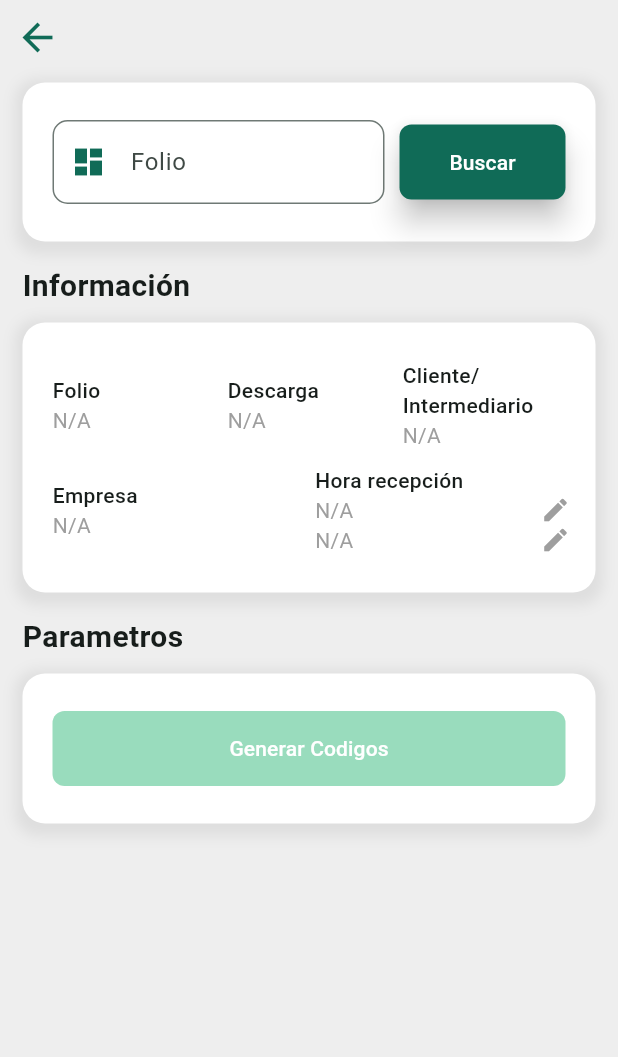
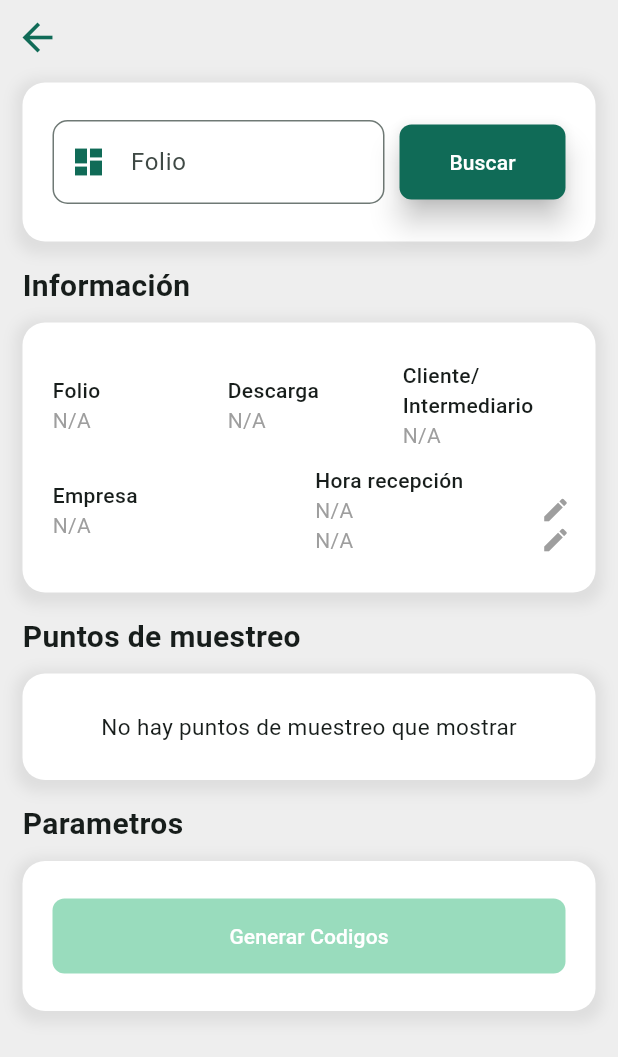
Before and after one commit to LashGAMX/AppRecepcionMuestras, a Flutter app: the AguaPage screen opened directly, on a phone screen of 412 x 824 dp. Shown: the top 1057 px of the screen. Run offline on Flutter 3.47's test engine with Material 3 defaults, Android fonts, the phone set to English and light mode, and no system bars; our stand-ins replace shared_preferences; accounts and stored records are empty.

Commit message:
Iniciar obtener puntos de muestreo al buscar folio

```diff
--- a/lib/pages/agua_page.dart
+++ b/lib/pages/agua_page.dart
@@ -1,5 +1,6 @@
 import 'package:flutter/material.dart';
 import 'package:recepcion_app/api/servicio_api.dart';
+import 'package:recepcion_app/models/informacion_agua_model.dart';
 
 bool errorEncontrar = false;
 String? folio;
@@ -12,6 +13,7 @@ String? fechaMuestreo;
 String? fechaConformacion;
 String? procedencia;
 String? parametrosGenerados;
+List<FoliosHijosModel>? foliosHijos;
 bool? folioEncontrado;
 
 class AguaPage extends StatefulWidget{
@@ -56,6 +58,7 @@ class _AguaPageState extends State<AguaPage>{
           empresa = value.empresa;
           horaRecepcion = value.horaRecepcion;
           horaEntrada = value.horaEntrada;
+          foliosHijos = value.puntosMuestreo;
           folioEncontrado = true;
         });
       }
@@ -71,6 +74,7 @@ class _AguaPageState extends State<AguaPage>{
           fechaMuestreo = null;
           fechaConformacion = null;
           procedencia = null;
+          foliosHijos = null;
         });
       }
     });
@@ -409,6 +413,45 @@ class _AguaPageState extends State<AguaPage>{
               const Row(
                 children: [
                   Padding(padding: EdgeInsets.only(left: 15),),
+                  Text('Puntos de muestreo', style: TextStyle(fontSize: 20, fontWeight: FontWeight.bold),),
+                ],
+              ),
+              const SizedBox(height: 10,),
+              Row(
+                mainAxisAlignment: MainAxisAlignment.center,
+                children: [
+                  Container(
+                    padding: const EdgeInsets.symmetric(vertical: 25, horizontal: 20),
+                    decoration: BoxDecoration(
+                      borderRadius: const BorderRadius.all(Radius.circular(15),),
+                      color: Colors.white,
+                      boxShadow: [
+                        BoxShadow(
+                          color: Colors.grey.withOpacity(0.2),
+                          spreadRadius: 5,
+                          blurRadius: 7,
+                          offset: const Offset(0, 3),
+                        ),
+                      ],
+                    ),
+                    width: MediaQuery.of(context).size.width - 30,
+                    child: const Column(
+                      children: [
+                        Row(
+                          mainAxisAlignment: MainAxisAlignment.center,
+                          children: [
+                            Text('No hay puntos de muestreo que mostrar', style: TextStyle(fontSize: 15, ),),
+                          ],
+                        ),
+                      ],
+                    ),
+                  ),
+                ],
+              ),
+              const SizedBox(height: 15,),
+              const Row(
+                children: [
+                  Padding(padding: EdgeInsets.only(left: 15),),
                   Text('Parametros', style: TextStyle(fontSize: 20, fontWeight: FontWeight.bold),),
                 ],
               ),
```
Also changed, not shown: lib/models/informacion_agua_model.dart (+31 -1 lines).
